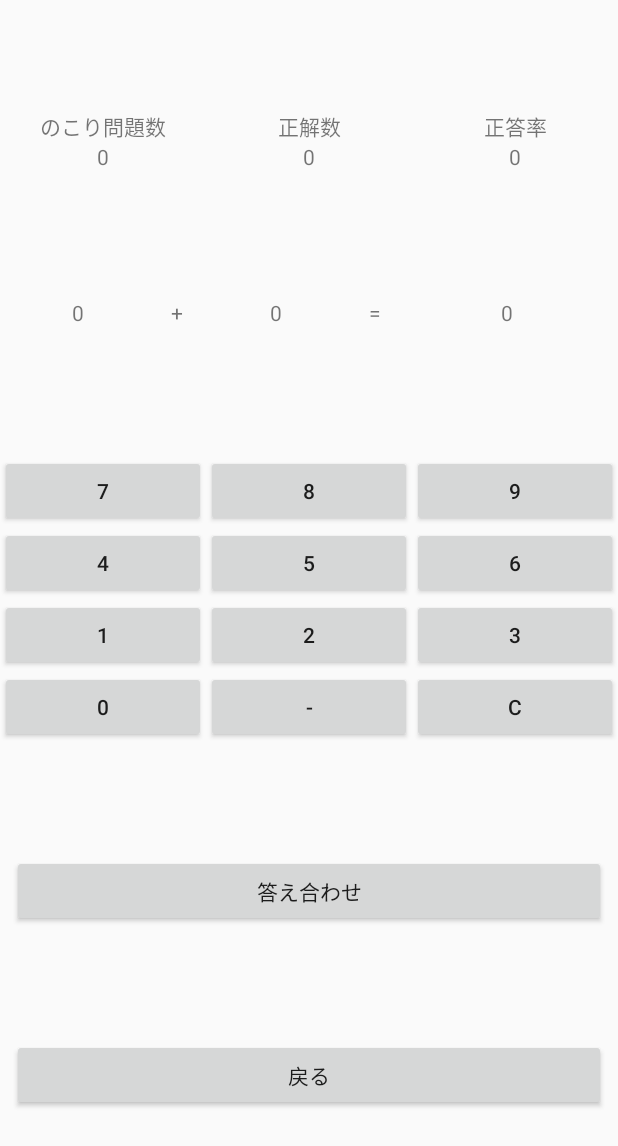
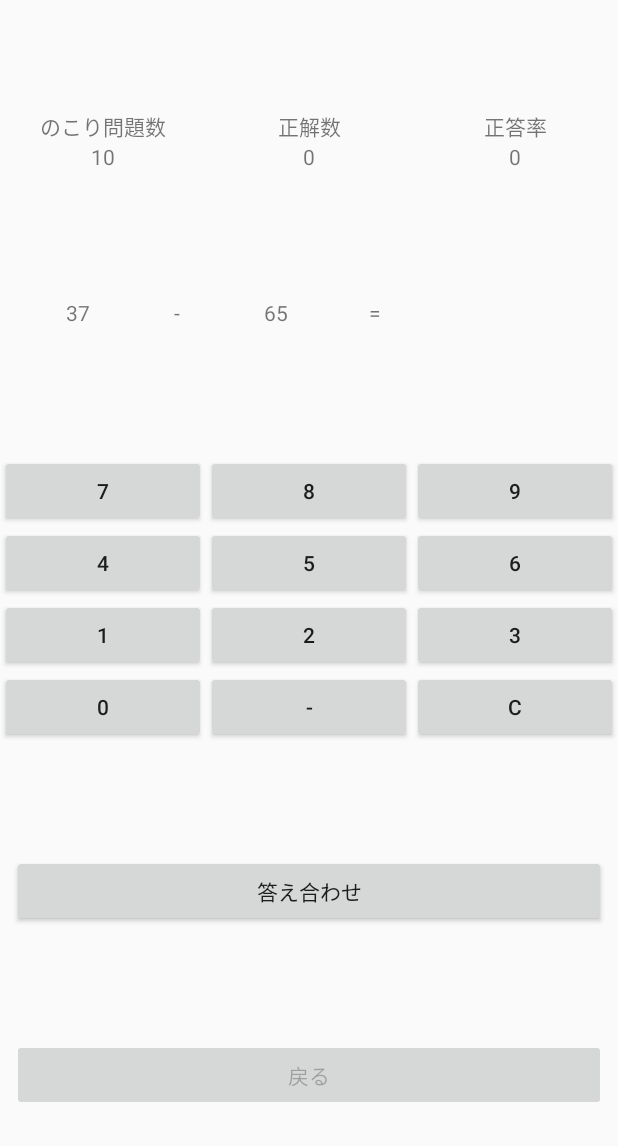
Before and after one commit to motty93/Calculation, an Android app: the screen it shows after launch (TestActivity), after a tap on "スタート", on a phone screen of 412 x 824 dp. Shown: the top 1146 px of the screen. Run offline under Robolectric (Android 15) with nearby library versions, the phone set to English and light mode, and no system bars.

Commit message:
数字をランダムに表示

```diff
--- a/app/src/main/java/net/minpro/calculation/MainActivity.kt
+++ b/app/src/main/java/net/minpro/calculation/MainActivity.kt
@@ -5,6 +5,8 @@ import android.support.v7.app.AppCompatActivity
 import android.os.Bundle
 import android.widget.ArrayAdapter
 import kotlinx.android.synthetic.main.activity_main.*
+import net.minpro.calculation.R
+import net.minpro.calculation.TestActivity
 
 class MainActivity : AppCompatActivity() {
 
@@ -27,7 +29,7 @@ class MainActivity : AppCompatActivity() {
             val numberOfQuestion: Int = spinner.selectedItem.toString().toInt()
 
             val intent = Intent(this@MainActivity, TestActivity::class.java)
-            intent.putExtra("numberOfQuestion", numberOfQuestion)
+            intent.putExtra("number", numberOfQuestion)
             startActivity(intent)
         }
     }
--- a/app/src/main/java/net/minpro/calculation/TestActivity.kt
+++ b/app/src/main/java/net/minpro/calculation/TestActivity.kt
@@ -2,12 +2,92 @@ package net.minpro.calculation
 
 import android.support.v7.app.AppCompatActivity
 import android.os.Bundle
+import android.view.View
 import kotlinx.android.synthetic.main.activity_test.*
+import java.util.*
 
-class TestActivity : AppCompatActivity() {
+class TestActivity : AppCompatActivity(), View.OnClickListener {
 
     override fun onCreate(savedInstanceState: Bundle?) {
         super.onCreate(savedInstanceState)
         setContentView(R.layout.activity_test)
+
+        //テスト画面が開いたら
+        val bundle : Bundle = intent.extras // intent.extrasの戻り値はbundle型
+        val numberOfQuestion = bundle.getInt("number")
+        textViewRemaining.text = numberOfQuestion.toString()
+
+
+        //todo 答え合わせボタンが押されたら
+        buttonAnswerCheck.setOnClickListener {
+            answerCheck()
+        }
+
+        //todo 戻るボタンを押されたら
+       // buttonBack.setOnClickListener {  }
+
+        //todo 電卓ボタンが押されたら
+        button0.setOnClickListener(this)
+        button1.setOnClickListener(this)
+        button2.setOnClickListener(this)
+        button3.setOnClickListener(this)
+        button4.setOnClickListener(this)
+        button5.setOnClickListener(this)
+        button6.setOnClickListener(this)
+        button7.setOnClickListener(this)
+        button8.setOnClickListener(this)
+        button9.setOnClickListener(this)
+        buttonminus.setOnClickListener(this)
+        buttonc.setOnClickListener(this)
+
+        //問題をだす
+        question()
+
+    }
+
+    //問題を出すメソッド
+    private fun question() {
+        //戻るボタンの非活性化
+        buttonBack.isEnabled = false
+        //それ以外のボタンを活性化
+        buttonAnswerCheck.isEnabled = true
+        button0.isEnabled = true
+        button1.isEnabled = true
+        button2.isEnabled = true
+        button3.isEnabled = true
+        button4.isEnabled = true
+        button5.isEnabled = true
+        button6.isEnabled = true
+        button7.isEnabled = true
+        button8.isEnabled = true
+        button9.isEnabled = true
+        buttonminus.isEnabled = true
+        buttonc.isEnabled = true
+
+        //右と左の数字をランダムに表示する
+        val random = Random()
+        val intQuestionLeft = random.nextInt(100) + 1
+        val intQuestionRight = random.nextInt(100) + 1
+        textViewLeft.text = intQuestionLeft.toString()
+        textViewRight.text = intQuestionRight.toString()
+
+        //マイナスとプラスをランダムに表示
+        when(random.nextInt(2) + 1) {
+            1 -> textViewOperator.text = "+"
+            2 -> textViewOperator.text = "-"
+        }
+
+        //終わったら答えを消して、丸画像orバツ画像を消す
+        textViewAnswer.text = ""
+        imageView.visibility = View.VISIBLE
+    }
+
+    //答え合わせをするメソッド
+    private fun answerCheck() {
+        TODO("not implemented") //To change body of created functions use File | Settings | File Templates.
+    }
+
+    override fun onClick(v: View?) {
+        TODO("not implemented") //To change body of created functions use File | Settings | File Templates.
     }
 }
--- a/app/src/main/res/layout/activity_test.xml
+++ b/app/src/main/res/layout/activity_test.xml
@@ -148,7 +148,7 @@
         android:layout_width="0dp"
         android:layout_height="wrap_content"
         android:layout_marginBottom="1dp"
-        app:layout_constraintBottom_toTopOf="@+id/answercheck2"
+        app:layout_constraintBottom_toTopOf="@+id/buttonAnswerCheck"
         app:layout_constraintEnd_toEndOf="parent"
         app:layout_constraintStart_toStartOf="parent"
         app:layout_constraintTop_toBottomOf="@+id/linearLayout">
@@ -276,7 +276,7 @@
     </TableLayout>
 
     <Button
-        android:id="@+id/back"
+        android:id="@+id/buttonBack"
         android:layout_width="0dp"
         android:layout_height="wrap_content"
         android:layout_marginBottom="10dp"
@@ -289,10 +289,10 @@
         app:layout_constraintEnd_toEndOf="parent"
         app:layout_constraintHorizontal_bias="0.0"
         app:layout_constraintStart_toStartOf="parent"
-        app:layout_constraintTop_toBottomOf="@+id/answercheck2" />
+        app:layout_constraintTop_toBottomOf="@+id/buttonAnswerCheck" />
 
     <Button
-        android:id="@+id/answercheck2"
+        android:id="@+id/buttonAnswerCheck"
         android:layout_width="0dp"
         android:layout_height="wrap_content"
         android:layout_marginBottom="2dp"
@@ -301,8 +301,9 @@
         android:layout_marginRight="8dp"
         android:layout_marginStart="8dp"
         android:text="答え合わせ"
-        app:layout_constraintBottom_toTopOf="@+id/back"
+        app:layout_constraintBottom_toTopOf="@+id/buttonBack"
         app:layout_constraintEnd_toEndOf="parent"
+        app:layout_constraintHorizontal_bias="0.0"
         app:layout_constraintStart_toStartOf="parent"
         app:layout_constraintTop_toBottomOf="@+id/tableLayout4" />
 
```
